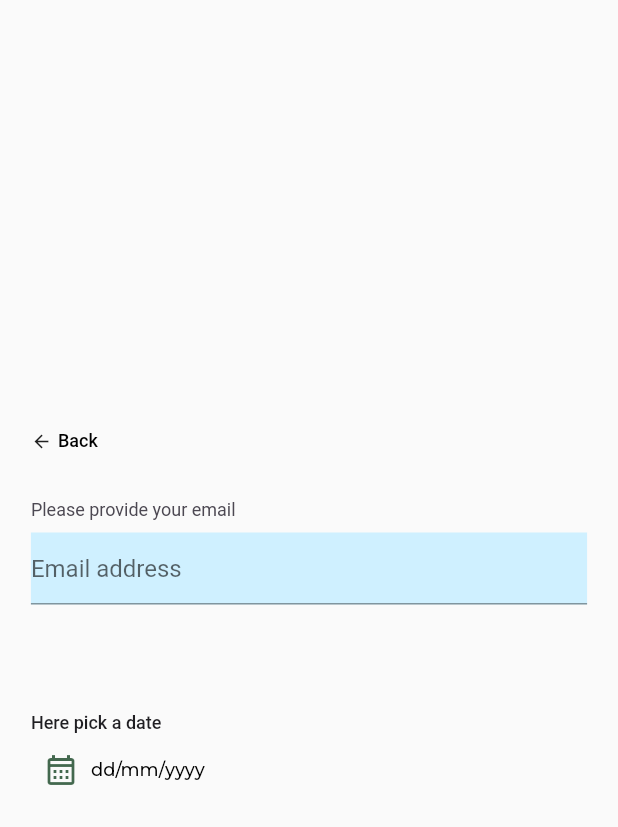
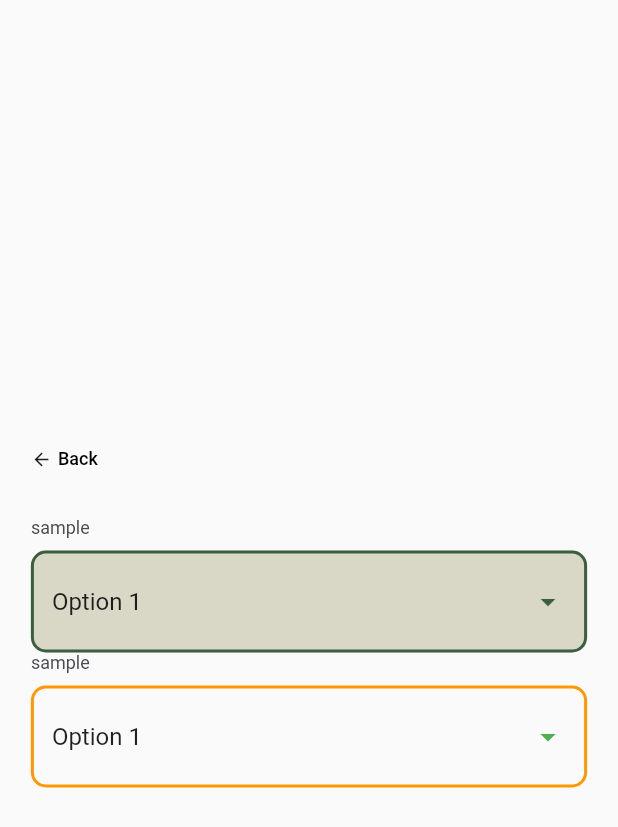
Before and after one commit to MunozovepiG/astuteTestedDS, a Flutter app: the screen it shows after launch, on a phone screen of 412 x 824 dp. Shown: the top 827 px of the screen. Run offline on Flutter 3.47's test engine with Material 2 defaults, Android fonts, the phone set to English and light mode, and no system bars; drawn by our look-alikes of auto_size_text; our stand-ins replace google_fonts.

Commit message:
added the two item column label

```diff
--- a/lib/main.dart
+++ b/lib/main.dart
@@ -64,6 +64,7 @@ class _MyHomePageState extends State<MyHomePage> {
   Widget build(BuildContext context) {
     bool test = false;
     String? valueExtract;
+    String? example;
     final DateTime currentDate = DateTime.now();
     final TextEditingController _emailController = TextEditingController();
     return Scaffold(
@@ -101,38 +102,24 @@ class _MyHomePageState extends State<MyHomePage> {
 
                         MS32(),
 
-                        LongTextField(
-                          keyboardType: TextInputType.multiline,
-                          inputFormatters: [],
-                          obscureText: false,
-                          inputLabelText: 'Please provide your email',
-                          controller: _emailController,
-                          backgroundColor: AppTheme.colors.blue200,
-                          hintText: 'Email address',
-                          labelText: 'Email',
-                          onChanged: (value) {
-                            valueExtract = value;
-                          },
+                        CustomDropdown(
+                          values: ['Option 1', 'Option 2'],
+                          preselectedValue: 'Option 1',
+                          onChanged: (value) {},
+                          iconColor: AppTheme.colors.green800,
+                          borderColor: AppTheme.colors.green800,
+                          labelText: 'sample',
+                          disabled: true,
+                          backgroundColor: AppTheme.colors.grey400,
                         ),
 
-                        LS72(),
-                        CustomDatePicker(
-                          crossAxisAlignment: CrossAxisAlignment.start,
-                          intialDate: currentDate
-                              .subtract(const Duration(days: 5 * 365)),
-                          maxDate: currentDate
-                              .subtract(const Duration(days: 5 * 365)),
-                          minDate: currentDate
-                              .subtract(const Duration(days: 20 * 365)),
-                          labelText: 'Here pick a date',
-                          primaryColor: Colors.black,
-                          iconColor: AppTheme.colors.green800,
-                          colorscheme: ColorScheme.light(
-                              primary: AppTheme.colors.lavender500),
-                          onDateSelected: (date) {
-                            print(date);
-                          },
-                        ),
+                        MyDropdown(
+                            values: ['Option 1', 'Option 2'],
+                            preselectedValue: 'Option 1',
+                            onChanged: (value) {},
+                            iconColor: Colors.green,
+                            borderColor: Colors.orange,
+                            labelText: 'sample')
                       ],
                     ),
                   ],
--- a/lib/styles/selections.dart
+++ b/lib/styles/selections.dart
@@ -70,13 +70,15 @@ class MyDropdown extends StatefulWidget {
   final Function(String) onChanged;
   final Color iconColor;
   final Color borderColor;
+  final String? labelText;
 
   MyDropdown(
       {required this.values,
       required this.preselectedValue,
       required this.onChanged,
       required this.iconColor,
-      required this.borderColor});
+      required this.borderColor,
+      required this.labelText});
 
   @override
   _MyDropdownState createState() => _MyDropdownState();
@@ -98,7 +100,7 @@ class _MyDropdownState extends State<MyDropdown> {
       child: Column(
         crossAxisAlignment: CrossAxisAlignment.start,
         children: [
-          ILM12('Sample', AppTheme.colors.grey650, 1),
+          ILM12('${widget.labelText}', AppTheme.colors.grey650, 1),
           SS8(),
           Container(
             width: MediaQuery.of(context).size.width * 0.90,
@@ -138,4 +140,89 @@ class _MyDropdownState extends State<MyDropdown> {
   }
 }
 
-//calendar button and label
+//dropw down where active and deactive
+class CustomDropdown extends StatefulWidget {
+  final List<String> values;
+  final String preselectedValue;
+  final Function(String) onChanged;
+  final Color iconColor;
+  final Color borderColor;
+  final String? labelText;
+  final bool disabled; // New property
+  final Color? backgroundColor;
+
+  CustomDropdown(
+      {required this.values,
+      required this.preselectedValue,
+      required this.onChanged,
+      required this.iconColor,
+      required this.borderColor,
+      required this.labelText,
+      this.disabled = false,
+      this.backgroundColor // Default value is false
+      });
+
+  @override
+  _CustomDropdownState createState() => _CustomDropdownState();
+}
+
+class _CustomDropdownState extends State<CustomDropdown> {
+  late String _selectedValue;
+
+  @override
+  void initState() {
+    super.initState();
+    _selectedValue = widget.preselectedValue;
+  }
+
+  @override
+  Widget build(BuildContext context) {
+    return Container(
+      width: MediaQuery.of(context).size.width * 0.90,
+      child: Column(
+        crossAxisAlignment: CrossAxisAlignment.start,
+        children: [
+          ILM12('${widget.labelText}', AppTheme.colors.grey650, 1),
+          SS8(),
+          Container(
+            width: MediaQuery.of(context).size.width * 0.90,
+            decoration: BoxDecoration(
+              color: widget.backgroundColor,
+              borderRadius: BorderRadius.circular(10),
+              border: Border.all(color: widget.borderColor, width: 2),
+            ),
+            child: IgnorePointer(
+              ignoring: widget
+                  .disabled, // Disable interaction based on the 'disabled' property
+              child: DropdownButtonFormField<String>(
+                decoration: InputDecoration(
+                  border: OutlineInputBorder(
+                    borderSide: BorderSide.none,
+                  ),
+                ),
+                icon: Icon(Icons.arrow_drop_down, color: widget.iconColor),
+                value: _selectedValue,
+                items: widget.values
+                    .map(
+                      (value) => DropdownMenuItem<String>(
+                        value: value,
+                        child: Text(value),
+                      ),
+                    )
+                    .toList(),
+                onChanged: (value) {
+                  if (value != null && value != _selectedValue) {
+                    setState(() {
+                      _selectedValue = value;
+                      widget.onChanged(_selectedValue);
+                    });
+                  }
+                },
+              ),
+            ),
+          ),
+        ],
+      ),
+    );
+  }
+}
```
Also changed, not shown: lib/styles/components.dart (+67 -0 lines), lib/styles/labels.dart (added, +14 -0 lines).
